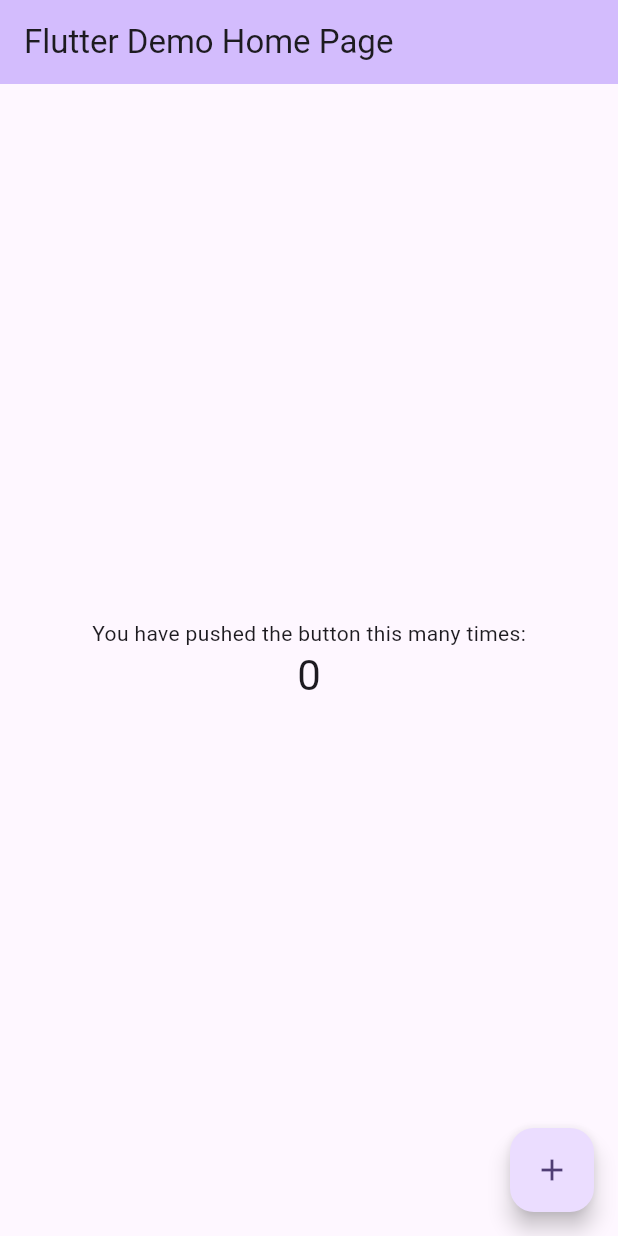
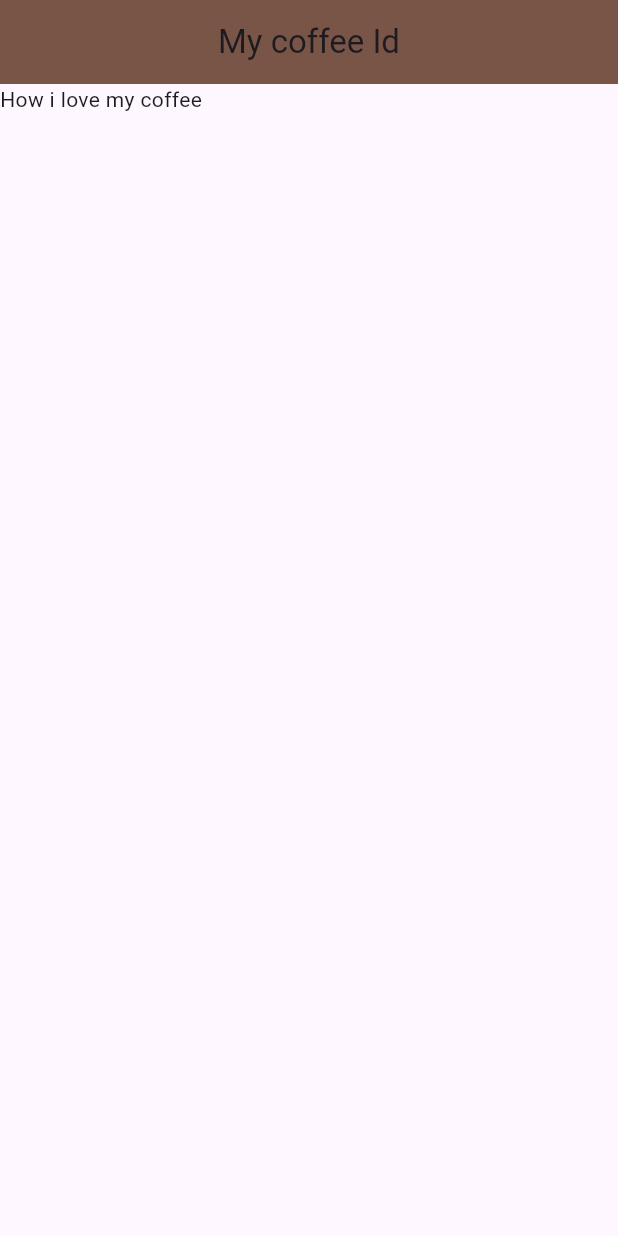
Before and after one commit to taiKip/flutter_rpg, a Flutter app: the screen it shows after launch, on a phone screen of 412 x 824 dp. Run offline on Flutter 3.47's test engine with Material 3 defaults, Android fonts, the phone set to English and light mode, and no system bars.

```diff
--- a/lib/main.dart
+++ b/lib/main.dart
@@ -1,125 +1,9 @@
 import 'package:flutter/material.dart';
+import 'package:flutter_rpg/pages/home/view/home_page.dart';
+import 'package:flutter_rpg/pages/home/view/view.dart';
 
 void main() {
-  runApp(const MyApp());
+  runApp( const MaterialApp(
+    home:Home()
+  ));
 }
-
-class MyApp extends StatelessWidget {
-  const MyApp({super.key});
-
-  // This widget is the root of your application.
-  @override
-  Widget build(BuildContext context) {
-    return MaterialApp(
-      title: 'Flutter Demo',
-      theme: ThemeData(
-        // This is the theme of your application.
-        //
-        // TRY THIS: Try running your application with "flutter run". You'll see
-        // the application has a purple toolbar. Then, without quitting the app,
-        // try changing the seedColor in the colorScheme below to Colors.green
-        // and then invoke "hot reload" (save your changes or press the "hot
-        // reload" button in a Flutter-supported IDE, or press "r" if you used
-        // the command line to start the app).
-        //
-        // Notice that the counter didn't reset back to zero; the application
-        // state is not lost during the reload. To reset the state, use hot
-        // restart instead.
-        //
-        // This works for code too, not just values: Most code changes can be
-        // tested with just a hot reload.
-        colorScheme: ColorScheme.fromSeed(seedColor: Colors.deepPurple),
-        useMaterial3: true,
-      ),
-      home: const MyHomePage(title: 'Flutter Demo Home Page'),
-    );
-  }
-}
-
-class MyHomePage extends StatefulWidget {
-  const MyHomePage({super.key, required this.title});
-
-  // This widget is the home page of your application. It is stateful, meaning
-  // that it has a State object (defined below) that contains fields that affect
-  // how it looks.
-
-  // This class is the configuration for the state. It holds the values (in this
-  // case the title) provided by the parent (in this case the App widget) and
-  // used by the build method of the State. Fields in a Widget subclass are
-  // always marked "final".
-
-  final String title;
-
-  @override
-  State<MyHomePage> createState() => _MyHomePageState();
-}
-
-class _MyHomePageState extends State<MyHomePage> {
-  int _counter = 0;
-
-  void _incrementCounter() {
-    setState(() {
-      // This call to setState tells the Flutter framework that something has
-      // changed in this State, which causes it to rerun the build method below
-      // so that the display can reflect the updated values. If we changed
-      // _counter without calling setState(), then the build method would not be
-      // called again, and so nothing would appear to happen.
-      _counter++;
-    });
-  }
-
-  @override
-  Widget build(BuildContext context) {
-    // This method is rerun every time setState is called, for instance as done
-    // by the _incrementCounter method above.
-    //
-    // The Flutter framework has been optimized to make rerunning build methods
-    // fast, so that you can just rebuild anything that needs updating rather
-    // than having to individually change instances of widgets.
-    return Scaffold(
-      appBar: AppBar(
-        // TRY THIS: Try changing the color here to a specific color (to
-        // Colors.amber, perhaps?) and trigger a hot reload to see the AppBar
-        // change color while the other colors stay the same.
-        backgroundColor: Theme.of(context).colorScheme.inversePrimary,
-        // Here we take the value from the MyHomePage object that was created by
-        // the App.build method, and use it to set our appbar title.
-        title: Text(widget.title),
-      ),
-      body: Center(
-        // Center is a layout widget. It takes a single child and positions it
-        // in the middle of the parent.
-        child: Column(
-          // Column is also a layout widget. It takes a list of children and
-          // arranges them vertically. By default, it sizes itself to fit its
-          // children horizontally, and tries to be as tall as its parent.
-          //
-          // Column has various properties to control how it sizes itself and
-          // how it positions its children. Here we use mainAxisAlignment to
-          // center the children vertically; the main axis here is the vertical
-          // axis because Columns are vertical (the cross axis would be
-          // horizontal).
-          //
-          // TRY THIS: Invoke "debug painting" (choose the "Toggle Debug Paint"
-          // action in the IDE, or press "p" in the console), to see the
-          // wireframe for each widget.
-          mainAxisAlignment: MainAxisAlignment.center,
-          children: <Widget>[
-            const Text(
-              'You have pushed the button this many times:',
-            ),
-            Text(
-              '$_counter',
-              style: Theme.of(context).textTheme.headlineMedium,
-            ),
-          ],
-        ),
-      ),
-      floatingActionButton: FloatingActionButton(
-        onPressed: _incrementCounter,
-        tooltip: 'Increment',
-        child: const Icon(Icons.add),
-      ), // This trailing comma makes auto-formatting nicer for build methods.
-    );
-  }
-}
--- /dev/null
+++ b/lib/pages/home/view/home_page.dart
@@ -0,0 +1,17 @@
+import 'package:flutter/material.dart';
+import 'package:flutter/widgets.dart';
+
+class Home extends StatelessWidget {
+  const Home({super.key});
+
+  @override
+  Widget build(BuildContext context) {
+    return  Scaffold(
+      appBar: AppBar(title:const Text('My coffee Id'),
+      backgroundColor: Colors.brown,
+      centerTitle: true,
+      ),
+      body: const Text("How i love my coffee"),
+    );
+  }
+}
--- /dev/null
+++ b/lib/pages/home/view/view.dart
@@ -0,0 +1 @@
+export 'home_page.dart';
--- /dev/null
+++ b/lib/pages/home/widgets/styled_button.dart
@@ -0,0 +1,12 @@
+import 'package:flutter/material.dart';
+
+class StyledButton extends StatelessWidget{
+  const StyledButton(this.text,{
+    super.key
+  });
+  final String text;
+@override
+  Widget build(BuildContext context){
+return FilledButton(onPressed: onPressed, child: child)
+  }
+}
```
Also changed, not shown: assets/img/coffee_bean.png (added), assets/img/sugar_cube.png (added), 1 other file.
